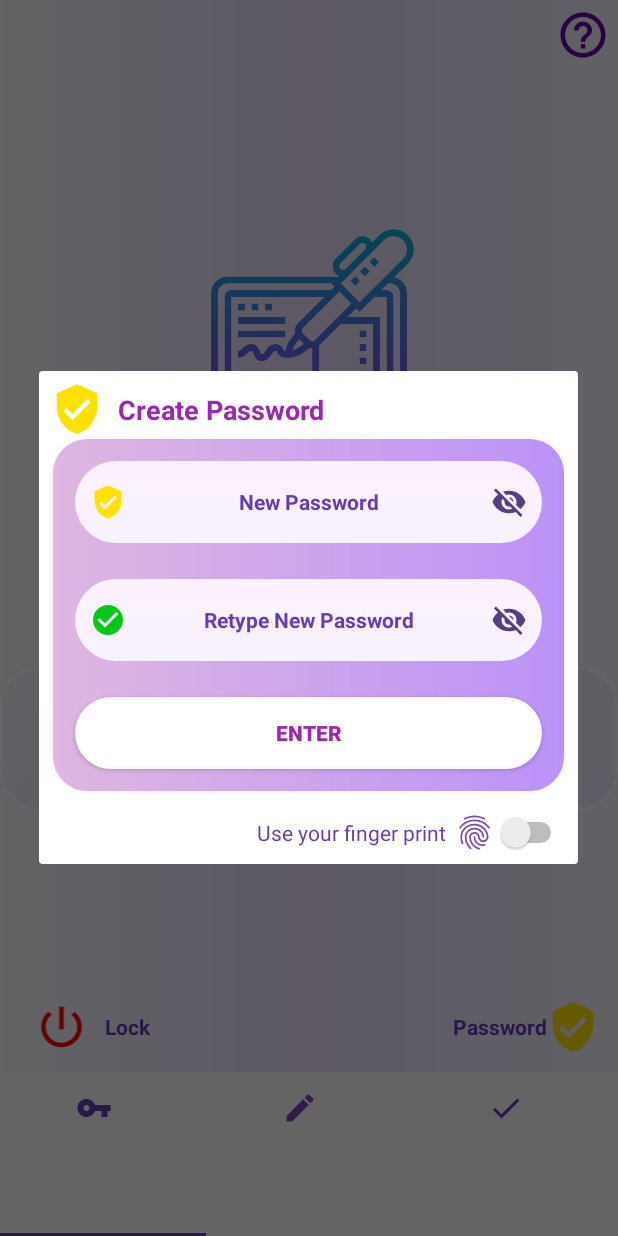
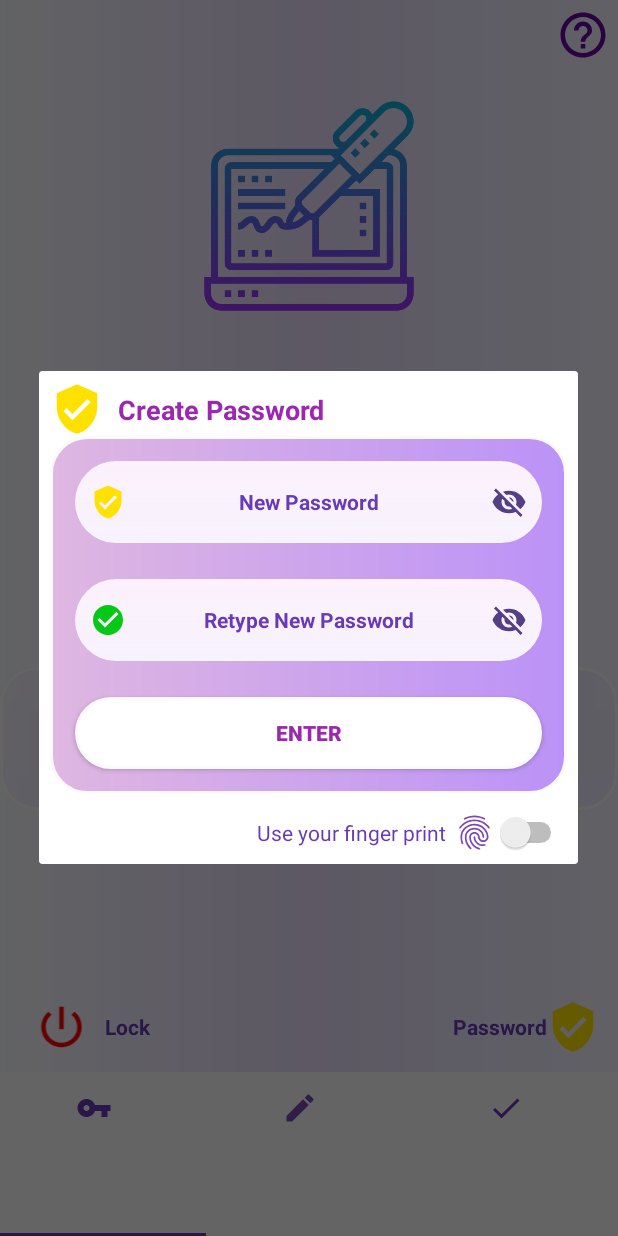
Before and after one commit to ngmduc2012/Signature-ECDSA-Andorid, an Android app: the screen it shows after launch (MainActivity), on a phone screen of 412 x 824 dp. Run offline under Robolectric (Android 15) with nearby library versions, the phone set to English and light mode, and no system bars.

Commit message:
Fix image in ViewPager

```diff
--- a/app/src/main/java/com/example/signature/Activities/MainActivity.java
+++ b/app/src/main/java/com/example/signature/Activities/MainActivity.java
@@ -29,7 +29,7 @@ public class MainActivity extends AppCompatActivity {
     private TabLayout tabLayout;
     private ViewPager viewPager;
     private AdapterFragments adapterFragment;
-    private int countTime = 432000;
+    private int countTime = 216000;
 
     @Override
     protected void onCreate(Bundle savedInstanceState) {
@@ -53,6 +53,7 @@ public class MainActivity extends AppCompatActivity {
         countDownTimer.cancel();
         timeCount();
     }
+
     // out to login after 7.2 minutes
     public void timeCount() {
         countDownTimer = new CountDownTimer(countTime, 1000) {
--- a/app/src/main/res/layout/activity_main.xml
+++ b/app/src/main/res/layout/activity_main.xml
@@ -8,6 +8,13 @@
     android:clickable="true"
     tools:context=".Activities.MainActivity"
     android:focusable="true">
+
+    <androidx.constraintlayout.widget.Guideline
+        android:id="@+id/guideline9"
+        android:layout_width="wrap_content"
+        android:layout_height="wrap_content"
+        android:orientation="horizontal"
+        app:layout_constraintGuide_begin="274dp" />
 
     <androidx.viewpager.widget.ViewPager
         android:id="@+id/viewPager"
@@ -37,6 +44,17 @@
         app:layout_constraintGuide_begin="715dp"
         app:layout_constraintStart_toStartOf="parent"
         app:layout_constraintTop_toTopOf="parent" />
+
+    <ImageView
+        android:id="@+id/imageView24"
+        android:layout_width="0dp"
+        android:layout_height="144dp"
+        app:layout_constraintBottom_toTopOf="@+id/guideline9"
+        app:layout_constraintEnd_toEndOf="parent"
+        app:layout_constraintStart_toStartOf="parent"
+        app:layout_constraintTop_toTopOf="parent"
+        app:srcCompat="@drawable/icon_app"
+        tools:ignore="ContentDescription" />
 
     <LinearLayout
         android:id="@+id/linearLayout"
--- a/app/src/main/res/layout/fragment_generate__keys.xml
+++ b/app/src/main/res/layout/fragment_generate__keys.xml
@@ -16,24 +16,6 @@
         app:layout_constraintEnd_toEndOf="parent"
         app:layout_constraintTop_toTopOf="parent"
         app:srcCompat="@drawable/ic_show_info" />
-
-    <LinearLayout
-        android:id="@+id/linearLayout5"
-        android:layout_width="match_parent"
-        android:layout_height="wrap_content"
-        android:orientation="vertical"
-        app:layout_constraintBottom_toTopOf="@+id/ct_g_showKeys"
-        app:layout_constraintEnd_toEndOf="parent"
-        app:layout_constraintStart_toStartOf="parent"
-        app:layout_constraintTop_toTopOf="parent">
-
-        <ImageView
-            android:id="@+id/imageView9"
-            android:layout_width="match_parent"
-            android:layout_height="144dp"
-            android:contentDescription="@string/todo"
-            android:src="@drawable/icon_app" />
-    </LinearLayout>
 
     <androidx.constraintlayout.widget.ConstraintLayout
         android:id="@+id/ct_g_showKeys"
```
Also changed, not shown: app/src/main/res/layout/fragment_signing.xml (+0 -11 lines), app/src/main/res/layout/fragment_verify.xml (+8 -12 lines).
